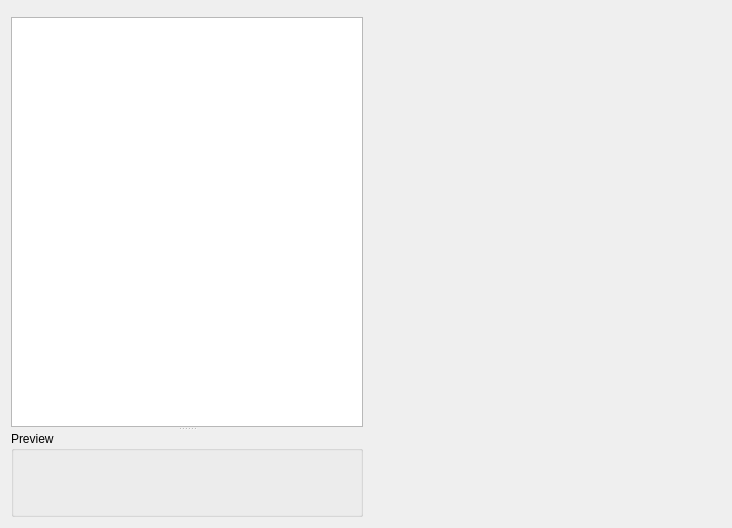
Qt form tools/widgetinspector/widgetinspector.ui (KDAB/GammaRay) before a commit.
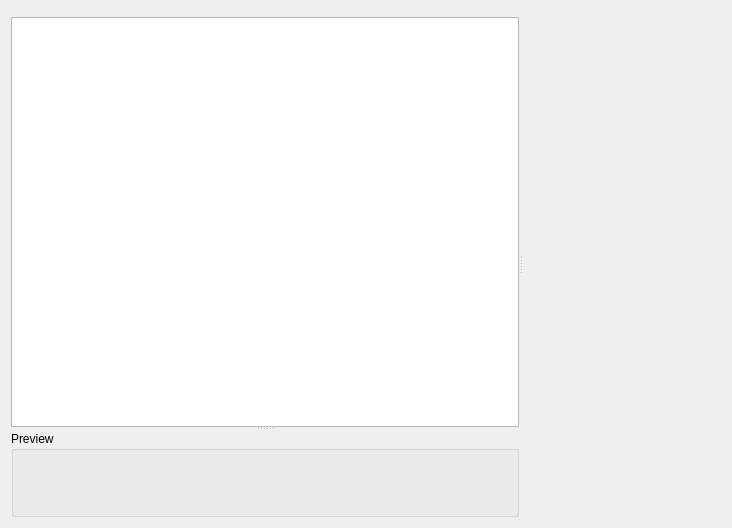
The same form after that commit. Custom widgets are drawn as their Qt base class.

Commit message: Widgets: Add vertical splitter again

The edit to the form file:
```diff
--- a/tools/widgetinspector/widgetinspector.ui
+++ b/tools/widgetinspector/widgetinspector.ui
@@ -15,11 +15,15 @@
   </property>
   <layout class="QGridLayout" name="gridLayout_2">
    <item row="0" column="0">
+    <widget class="QSplitter" name="splitter_2">
+     <property name="orientation">
+      <enum>Qt::Horizontal</enum>
+     </property>
     <widget class="QSplitter" name="splitter">
      <property name="orientation">
       <enum>Qt::Vertical</enum>
      </property>
-     <widget class="QWidget" name="">
+      <widget class="QWidget" name="layoutWidget">
       <layout class="QVBoxLayout" name="verticalLayout">
        <item>
         <widget class="KFilterProxySearchLine" name="widgetSearchLine"/>
@@ -38,13 +42,10 @@
         <widget class="GammaRay::WidgetPreviewWidget" name="widgetPreviewWidget" native="true"/>
        </item>
       </layout>
-      <zorder>widgetPreviewWidget</zorder>
-      <zorder>widgetPreviewWidget</zorder>
-     </widget>
-    </widget>
-   </item>
-   <item row="0" column="1">
+      </widget>
+     </widget>
     <widget class="GammaRay::PropertyWidget" name="widgetPropertyWidget" native="true"/>
+    </widget>
    </item>
   </layout>
  </widget>
```
Lines whose indentation alone changed are shown as unchanged.
